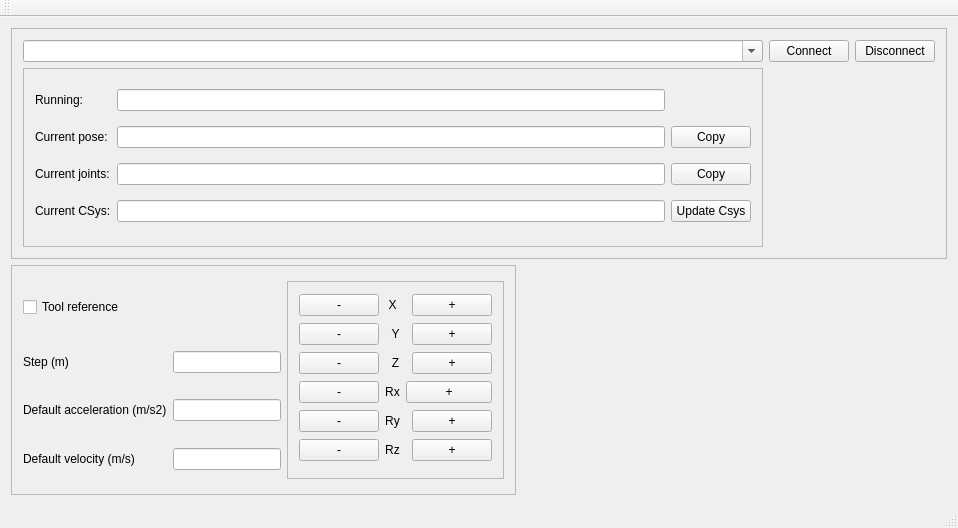
SintefManufacturing/urxui, file urxui/mainwindow_ui.ui: the form before one commit.
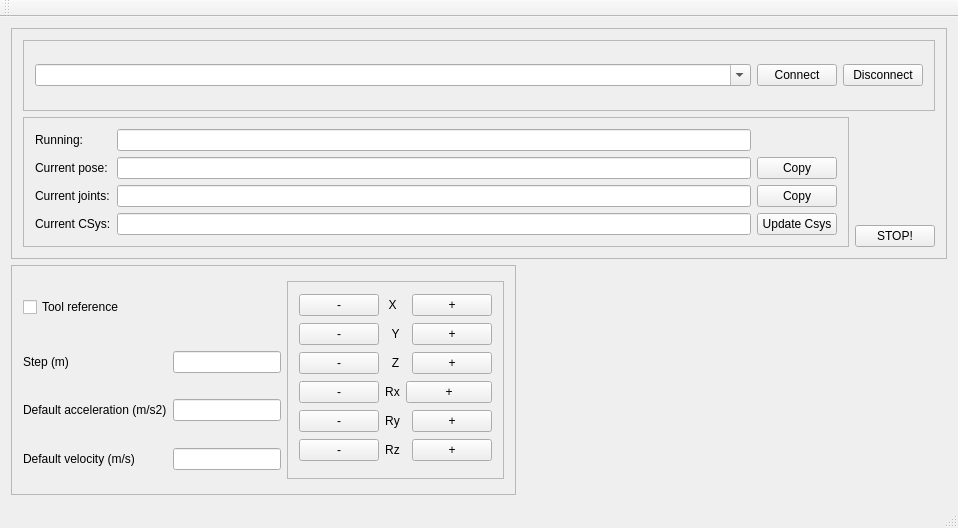
The form after the commit.

Commit message: add stop button

Diff of the .ui file:
```diff
--- a/urxui/mainwindow_ui.ui
+++ b/urxui/mainwindow_ui.ui
@@ -248,21 +248,49 @@
        <enum>QFrame::Raised</enum>
       </property>
       <layout class="QGridLayout" name="gridLayout_3">
-       <item row="0" column="1">
+       <item row="0" column="0" colspan="2">
+        <widget class="QFrame" name="frame_5">
+         <property name="frameShape">
+          <enum>QFrame::StyledPanel</enum>
+         </property>
+         <property name="frameShadow">
+          <enum>QFrame::Raised</enum>
+         </property>
+         <layout class="QHBoxLayout" name="horizontalLayout">
+          <item>
+           <widget class="QComboBox" name="addrComboBox">
+            <property name="sizePolicy">
+             <sizepolicy hsizetype="Expanding" vsizetype="Fixed">
+              <horstretch>0</horstretch>
+              <verstretch>0</verstretch>
+             </sizepolicy>
+            </property>
+            <property name="editable">
+             <bool>true</bool>
+            </property>
+            <property name="modelColumn">
+             <number>0</number>
+            </property>
+           </widget>
+          </item>
+          <item>
         <widget class="QPushButton" name="connectButton">
          <property name="text">
           <string>Connect</string>
          </property>
         </widget>
        </item>
-       <item row="0" column="2">
+          <item>
         <widget class="QPushButton" name="disconnectButton">
          <property name="text">
           <string>Disconnect</string>
          </property>
         </widget>
        </item>
-       <item row="2" column="0">
+         </layout>
+        </widget>
+       </item>
+       <item row="1" column="0" rowspan="2">
         <widget class="QFrame" name="frame_2">
          <property name="frameShape">
           <enum>QFrame::StyledPanel</enum>
@@ -347,13 +375,16 @@
          </layout>
         </widget>
        </item>
-       <item row="0" column="0">
-        <widget class="QComboBox" name="addrComboBox">
-         <property name="editable">
-          <bool>true</bool>
+       <item row="2" column="1">
+        <widget class="QPushButton" name="stopButton">
+         <property name="sizePolicy">
+          <sizepolicy hsizetype="Preferred" vsizetype="Fixed">
+           <horstretch>0</horstretch>
+           <verstretch>0</verstretch>
+          </sizepolicy>
          </property>
-         <property name="modelColumn">
-          <number>0</number>
+         <property name="text">
+          <string>STOP!</string>
          </property>
         </widget>
        </item>
```
Lines whose indentation alone changed are shown as unchanged. The commit also changes 2 other files.
